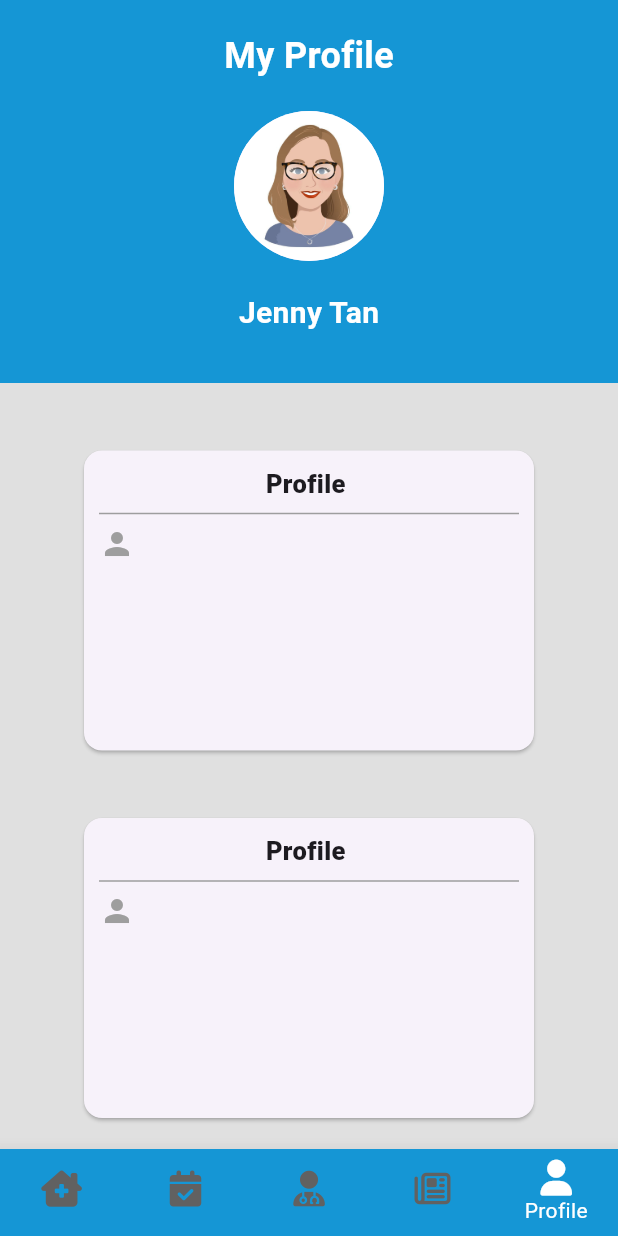
After one commit to ashanwijebandara/Doctor-Appointment-, a Flutter app: the MainLayout screen opened by its route, swiped to page 5, on a phone screen of 412 x 824 dp. The commit adds this screen. Run offline on Flutter 3.47's test engine with Material 3 defaults, Android fonts, the phone set to English and light mode, and no system bars; our stand-ins replace font_awesome_flutter, lottie, table_calendar.

Commit message:
add new pages

```diff
--- a/doctorapp/lib/main_layout.dart
+++ b/doctorapp/lib/main_layout.dart
@@ -1,5 +1,8 @@
 import 'package:doctorapp/screens/appoinment_page.dart';
+import 'package:doctorapp/screens/articles_page.dart';
+import 'package:doctorapp/screens/fav_doctor_page.dart';
 import 'package:doctorapp/screens/home_page.dart';
+import 'package:doctorapp/screens/profile_page.dart';
 import 'package:flutter/material.dart';
 import 'package:font_awesome_flutter/font_awesome_flutter.dart';
 
@@ -30,6 +33,9 @@ class _MainLayoutState extends State<MainLayout> {
         children: const [
           HomePage(),
           AppoinmentPage(),
+          Favourite_Doctor_Page(),
+          ArticlePage(),
+          ProfilePage(),
         ],
       ),
       bottomNavigationBar: BottomNavigationBar(
@@ -55,15 +61,21 @@ class _MainLayoutState extends State<MainLayout> {
           ),
           BottomNavigationBarItem(
             icon: FaIcon(
-              FontAwesomeIcons.solidHeart,
+              FontAwesomeIcons.solidCalendarCheck,
             ),
-            label: 'Favourite',
+            label: 'Appoinments',
           ),
           BottomNavigationBarItem(
             icon: FaIcon(
-              FontAwesomeIcons.solidCalendarCheck,
+              FontAwesomeIcons.userDoctor,
             ),
-            label: 'Appoinments',
+            label: 'Doctor',
+          ),
+          BottomNavigationBarItem(
+            icon: FaIcon(
+              FontAwesomeIcons.newspaper,
+            ),
+            label: 'Articles',
           ),
           BottomNavigationBarItem(
             icon: FaIcon(
--- /dev/null
+++ b/doctorapp/lib/screens/articles_page.dart
@@ -0,0 +1,19 @@
+import 'package:flutter/material.dart';
+
+class ArticlePage extends StatefulWidget {
+  const ArticlePage({super.key});
+
+  @override
+  State<ArticlePage> createState() => _ArticlePageState();
+}
+
+class _ArticlePageState extends State<ArticlePage> {
+  @override
+  Widget build(BuildContext context) {
+    return Container(
+      child: const Center(
+        child: Text('Article Page'),
+      ),
+    );
+  }
+}
--- /dev/null
+++ b/doctorapp/lib/screens/fav_doctor_page.dart
@@ -0,0 +1,40 @@
+//import 'package:doctorapp/components/doctor_card.dart';
+import 'package:doctorapp/components/doctor_card.dart';
+import 'package:doctorapp/utils/config.dart';
+import 'package:flutter/material.dart';
+
+class Favourite_Doctor_Page extends StatefulWidget {
+  const Favourite_Doctor_Page({super.key});
+
+  @override
+  State<Favourite_Doctor_Page> createState() => _Favourite_Doctor_PageState();
+}
+
+class _Favourite_Doctor_PageState extends State<Favourite_Doctor_Page> {
+  @override
+  Widget build(BuildContext context) {
+    return SafeArea(
+      child: Padding(
+        padding: const EdgeInsets.only(left: 20, top: 20, right: 20),
+        child: Column(
+          children: [
+            Text(
+              'My Favourite Doctors',
+              textAlign: TextAlign.center,
+              style: TextStyle(fontSize: 18, fontWeight: FontWeight.bold),
+            ),
+            Config.spaceSmall,
+            Expanded(
+              child: ListView.builder(
+                itemCount: 5,
+                itemBuilder: (context, index) {
+                  return DoctorCard(route: 'doc_details');
+                },
+              ),
+            ),
+          ],
+        ),
+      ),
+    );
+  }
+}
--- a/doctorapp/lib/screens/home_page.dart
+++ b/doctorapp/lib/screens/home_page.dart
@@ -159,7 +159,7 @@ class _HomePageState extends State<HomePage> {
                       route: 'doc_details',
                     );
                   }),
-                )
+                ),
               ],
             ),
           ),
--- /dev/null
+++ b/doctorapp/lib/screens/profile_page.dart
@@ -0,0 +1,158 @@
+import 'package:doctorapp/utils/config.dart';
+import 'package:flutter/material.dart';
+
+class ProfilePage extends StatefulWidget {
+  const ProfilePage({Key? key});
+
+  @override
+  State<ProfilePage> createState() => _ProfilePageState();
+}
+
+class _ProfilePageState extends State<ProfilePage> {
+  @override
+  Widget build(BuildContext context) {
+    return SafeArea(
+      child: Column(
+          mainAxisAlignment: MainAxisAlignment.start,
+          crossAxisAlignment: CrossAxisAlignment.start,
+          children: [
+            Expanded(
+              flex: 4,
+              child: Container(
+                width: double.infinity,
+                color: Config.primaryColor,
+                child: const Column(children: [
+                  SizedBox(
+                    height: 20,
+                  ),
+                  Text(
+                    'My Profile',
+                    style: TextStyle(
+                      fontSize: 24,
+                      fontWeight: FontWeight.bold,
+                      color: Colors.white,
+                    ),
+                  ),
+                  SizedBox(
+                    height: 20,
+                  ),
+                  CircleAvatar(
+                    radius: 50,
+                    backgroundImage: AssetImage('assets/profile1.jpg'),
+                  ),
+                  Config.spaceSmall,
+                  Text(
+                    'Jenny Tan',
+                    style: TextStyle(
+                      color: Colors.white,
+                      fontWeight: FontWeight.bold,
+                      fontSize: 20,
+                    ),
+                  ),
+                ]),
+              ),
+            ),
+            Expanded(
+              flex: 8,
+              child: Container(
+                color: Colors.grey[300],
+                child: Center(
+                  child: Column(
+                    children: [
+                      Card(
+                        margin: const EdgeInsets.fromLTRB(0, 45, 0, 0),
+                        child: SizedBox(
+                          width: 300,
+                          height: 200,
+                          child: Padding(
+                            padding: const EdgeInsets.all(10),
+                            child: Column(
+                              children: const [
+                                Text(
+                                  'Profile ',
+                                  style: TextStyle(
+                                    fontSize: 17,
+                                    fontWeight: FontWeight.w800,
+                                  ),
+                                ),
+                                Divider(
+                                  color: Colors.grey,
+                                ),
+                                Row(
+                                  mainAxisAlignment: MainAxisAlignment.start,
+                                  children: [
+                                    Icon(
+                                      Icons.person,
+                                      color: Colors.grey,
+                                    ),
+                                    SizedBox(
+                                      width: 20,
+                                    ),
+                                    /*
+                                TextButton(
+                                  onPressed: () {},
+                                  child: Text(
+                                    'Profile',
+                                    style: TextStyle(color: Colors.black),
+                                  ),
+                                ),*/
+                                  ],
+                                ),
+                              ],
+                            ),
+                          ),
+                        ),
+                      ),
+                      Card(
+                        margin: const EdgeInsets.fromLTRB(0, 45, 0, 0),
+                        child: SizedBox(
+                          width: 300,
+                          height: 200,
+                          child: Padding(
+                            padding: const EdgeInsets.all(10),
+                            child: Column(
+                              children: const [
+                                Text(
+                                  'Profile ',
+                                  style: TextStyle(
+                                    fontSize: 17,
+                                    fontWeight: FontWeight.w800,
+                                  ),
+                                ),
+                                Divider(
+                                  color: Colors.grey,
+                                ),
+                                Row(
+                                  mainAxisAlignment: MainAxisAlignment.start,
+                                  children: [
+                                    Icon(
+                                      Icons.person,
+                                      color: Colors.grey,
+                                    ),
+                                    SizedBox(
+                                      width: 20,
+                                    ),
+                                    /*
+                            TextButton(
+                              onPressed: () {},
+                              child: Text(
+                                'Profile',
+                                style: TextStyle(color: Colors.black),
+                              ),
+                            ),*/
+                                  ],
+                                ),
+                              ],
+                            ),
+                          ),
+                        ),
+                      ),
+                    ],
+                  ),
+                ),
+              ),
+            ),
+          ]),
+    );
+  }
+}
```
